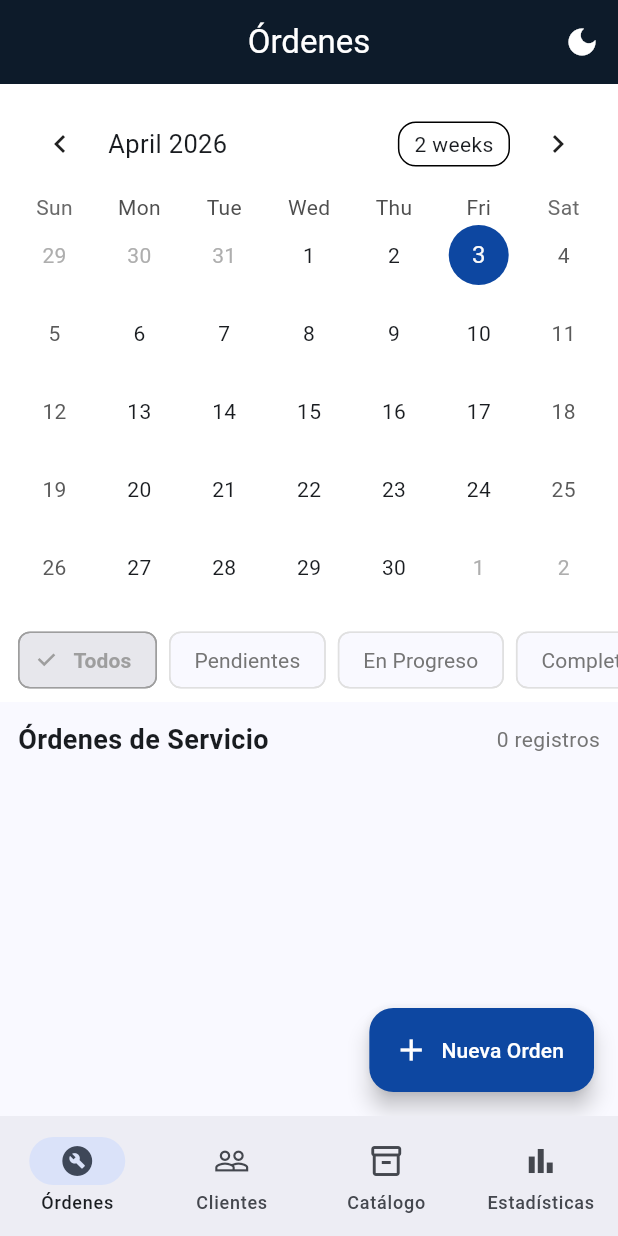
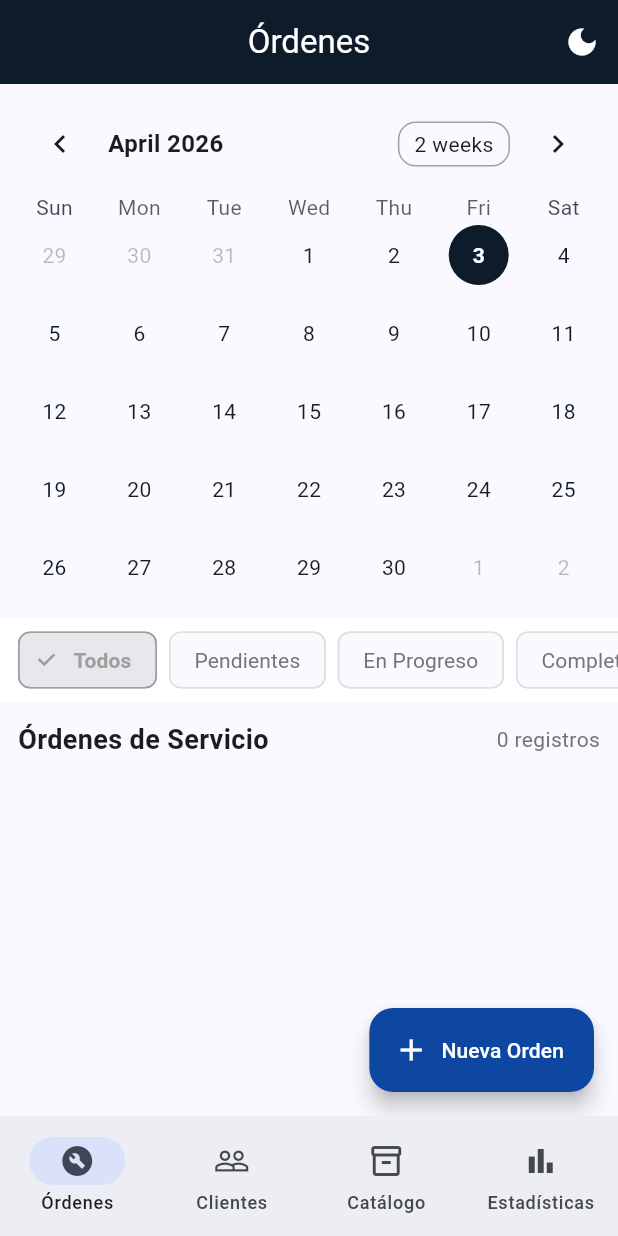
Before and after one commit to DoctourDot18Pup/taller_mecanico, a Flutter app: the screen it shows after launch, on a phone screen of 412 x 824 dp. Run offline on Flutter 3.47's test engine with Material 3 defaults, Android fonts, the phone set to English and light mode, and no system bars; drawn by our look-alikes of table_calendar; our stand-ins replace badges, flutter_local_notifications, sqflite, timezone; missing offline and left inert: dart:js_interop; accounts and stored records are empty.

Commit message:
bug en visualizacion de ordenes y arreglo de visualizacion de fecha en el modo oscuro

```diff
--- a/lib/screens/ordenes_screen.dart
+++ b/lib/screens/ordenes_screen.dart
@@ -139,21 +139,27 @@ class _OrdenesScreenState extends State<OrdenesScreen> {
       body: Column(
         children: [
           // Calendario
-          Container(
+          Builder(builder: (context) {
+            final isDark = Theme.of(context).brightness == Brightness.dark;
+            final surfaceColor = Theme.of(context).colorScheme.surface;
+            final onSurface = Theme.of(context).colorScheme.onSurface;
+            final primary = Theme.of(context).colorScheme.primary;
+
+            return Container(
               padding: const EdgeInsets.all(8),
               decoration: BoxDecoration(
-              color: Colors.white,
+                color: surfaceColor,
                 boxShadow: [
                   BoxShadow(
-                  color: Colors.grey.withValues(alpha: 0.2),
-                  spreadRadius: 2,
-                  blurRadius: 5,
+                    color: Colors.black.withValues(alpha: isDark ? 0.3 : 0.08),
+                    spreadRadius: 1,
+                    blurRadius: 6,
                   ),
                 ],
               ),
               child: TableCalendar(
                 firstDay: DateTime.utc(2024, 1, 1),
-              lastDay: DateTime.utc(2026, 12, 31),
+                lastDay: DateTime.utc(2027, 12, 31),
                 focusedDay: _focusedDay,
                 calendarFormat: _calendarFormat,
                 selectedDayPredicate: (day) => isSameDay(_selectedDay, day),
@@ -170,22 +176,50 @@ class _OrdenesScreenState extends State<OrdenesScreen> {
                 onPageChanged: (focusedDay) {
                   _focusedDay = focusedDay;
                 },
+                headerStyle: HeaderStyle(
+                  titleTextStyle: TextStyle(
+                    color: onSurface,
+                    fontSize: 16,
+                    fontWeight: FontWeight.bold,
+                  ),
+                  leftChevronIcon: Icon(Icons.chevron_left, color: onSurface),
+                  rightChevronIcon: Icon(Icons.chevron_right, color: onSurface),
+                  formatButtonTextStyle: TextStyle(color: onSurface),
+                  formatButtonDecoration: BoxDecoration(
+                    border: Border.all(color: onSurface.withValues(alpha: 0.4)),
+                    borderRadius: BorderRadius.circular(12),
+                  ),
+                ),
+                daysOfWeekStyle: DaysOfWeekStyle(
+                  weekdayStyle: TextStyle(color: onSurface.withValues(alpha: 0.7)),
+                  weekendStyle: TextStyle(color: primary.withValues(alpha: 0.8)),
+                ),
                 calendarStyle: CalendarStyle(
+                  defaultTextStyle: TextStyle(color: onSurface),
+                  weekendTextStyle: TextStyle(color: primary),
+                  outsideTextStyle: TextStyle(color: onSurface.withValues(alpha: 0.3)),
+                  disabledTextStyle: TextStyle(color: onSurface.withValues(alpha: 0.2)),
                   todayDecoration: BoxDecoration(
-                  color: Colors.blue[100],
+                    color: primary.withValues(alpha: 0.25),
                     shape: BoxShape.circle,
                   ),
+                  todayTextStyle: TextStyle(color: onSurface, fontWeight: FontWeight.bold),
                   selectedDecoration: BoxDecoration(
-                  color: Colors.blue[900],
+                    color: primary,
                     shape: BoxShape.circle,
+                  ),
+                  selectedTextStyle: const TextStyle(
+                    color: Colors.white,
+                    fontWeight: FontWeight.bold,
                   ),
                 ),
                 calendarBuilders: CalendarBuilders(
                   markerBuilder: (context, day, events) {
-                  final ordenesDelDia = _eventos[day] ?? [];
+                    // Normalizar clave para coincidir con el Map (hora local, sin componente de hora)
+                    final clave = DateTime(day.year, day.month, day.day);
+                    final ordenesDelDia = _eventos[clave] ?? [];
                     if (ordenesDelDia.isEmpty) return const SizedBox.shrink();
 
-                  // Un punto por orden, cada uno con el color de su estado
                     final puntos = ordenesDelDia.take(4).map((o) {
                       return Container(
                         width: 6,
@@ -194,6 +228,10 @@ class _OrdenesScreenState extends State<OrdenesScreen> {
                         decoration: BoxDecoration(
                           shape: BoxShape.circle,
                           color: _getPuntoColor([o]),
+                          border: Border.all(
+                            color: surfaceColor,
+                            width: 0.5,
+                          ),
                         ),
                       );
                     }).toList();
@@ -208,7 +246,8 @@ class _OrdenesScreenState extends State<OrdenesScreen> {
                   },
                 ),
               ),
-          ),
+            );
+          }),
 
           // Listado con SliverPersistentHeader y Dismissible
           Expanded(
```
Also changed, not shown: 1 other file. Lines whose indentation alone changed are shown as unchanged.
